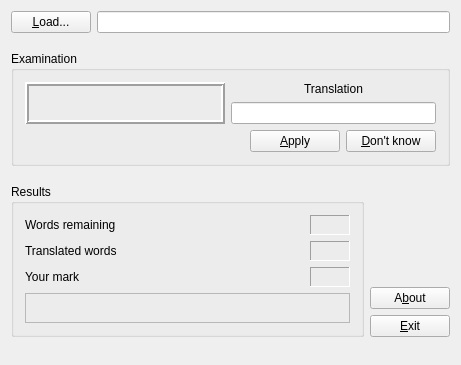
Qt form window.ui (olgerd27/words_teacher) before a commit.
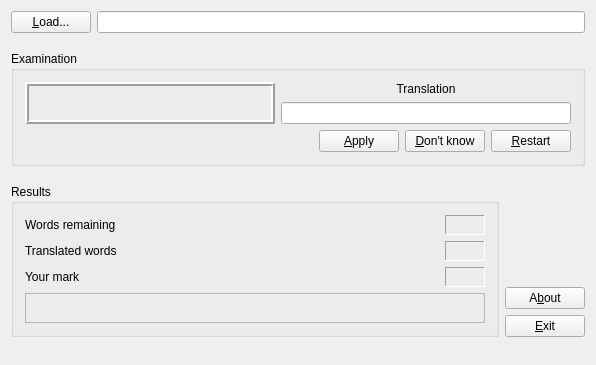
The same form after that commit. Custom widgets are drawn as their Qt base class.

Commit message: Add Restart push button to restart examination with the current loaded words. Some widgets makes disabled when the examination ended.

What changed in the file:
```diff
--- a/window.ui
+++ b/window.ui
@@ -6,7 +6,7 @@
    <rect>
     <x>0</x>
     <y>0</y>
-    <width>461</width>
+    <width>596</width>
     <height>365</height>
    </rect>
   </property>
@@ -25,7 +25,7 @@
   <property name="maximumSize">
    <size>
     <width>650</width>
-    <height>366</height>
+    <height>365</height>
    </size>
   </property>
   <property name="windowTitle">
@@ -90,7 +90,7 @@
        <widget class="QLabel" name="m_lWordForTranslation">
         <property name="minimumSize">
          <size>
-          <width>200</width>
+          <width>250</width>
           <height>40</height>
          </size>
         </property>
@@ -153,7 +153,7 @@
         </property>
         <property name="minimumSize">
          <size>
-          <width>150</width>
+          <width>250</width>
           <height>0</height>
          </size>
         </property>
@@ -185,9 +185,6 @@
         <property name="frameShape">
          <enum>QFrame::NoFrame</enum>
         </property>
-        <property name="text">
-         <string/>
-        </property>
         <property name="alignment">
          <set>Qt::AlignLeading|Qt::AlignLeft|Qt::AlignVCenter</set>
         </property>
@@ -212,7 +209,7 @@
          <widget class="QPushButton" name="m_pbApply">
           <property name="minimumSize">
            <size>
-            <width>90</width>
+            <width>75</width>
             <height>0</height>
            </size>
           </property>
@@ -222,10 +219,10 @@
          </widget>
         </item>
         <item>
-         <widget class="PB_Dontknow_Next" name="m_pbDontKnow">
+         <widget class="QPushButton" name="m_pbDontKnow">
           <property name="minimumSize">
            <size>
-            <width>90</width>
+            <width>75</width>
             <height>0</height>
            </size>
           </property>
@@ -234,6 +231,19 @@
           </property>
          </widget>
         </item>
+        <item>
+         <widget class="QPushButton" name="m_pbRestart">
+          <property name="minimumSize">
+           <size>
+            <width>75</width>
+            <height>0</height>
+           </size>
+          </property>
+          <property name="text">
+           <string>&amp;Restart</string>
+          </property>
+         </widget>
+        </item>
        </layout>
       </item>
      </layout>
@@ -563,11 +573,6 @@
  </widget>
  <layoutdefault spacing="6" margin="11"/>
  <customwidgets>
-  <customwidget>
-   <class>PB_Dontknow_Next</class>
-   <extends>QPushButton</extends>
-   <header>reimplemented_widgets.h</header>
-  </customwidget>
   <customwidget>
    <class>Lbl_AccuracyTranslation</class>
    <extends>QLabel</extends>
```
The commit also changes 10 other files.
